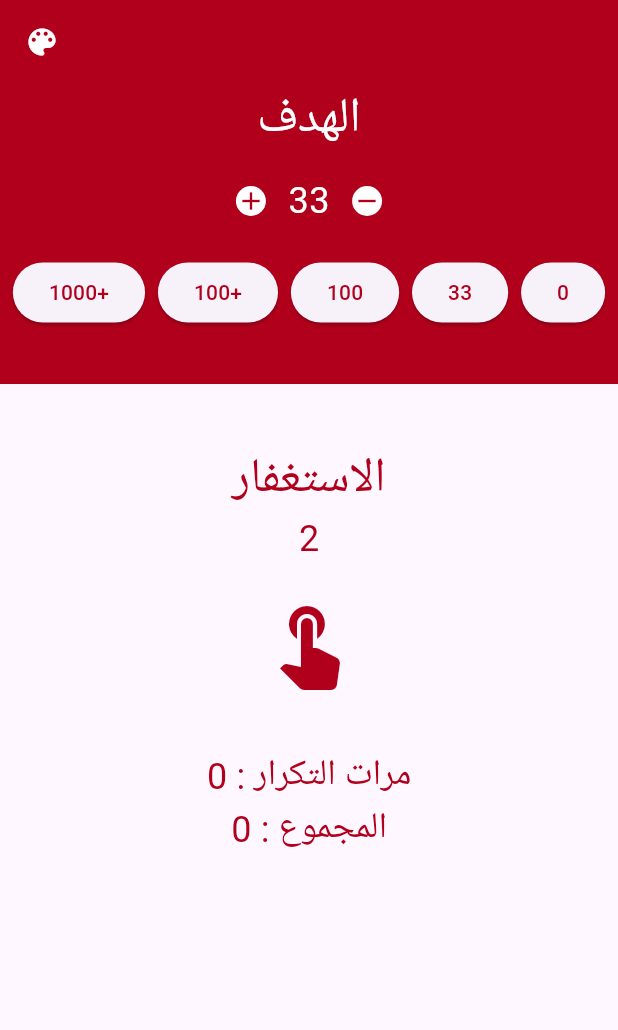
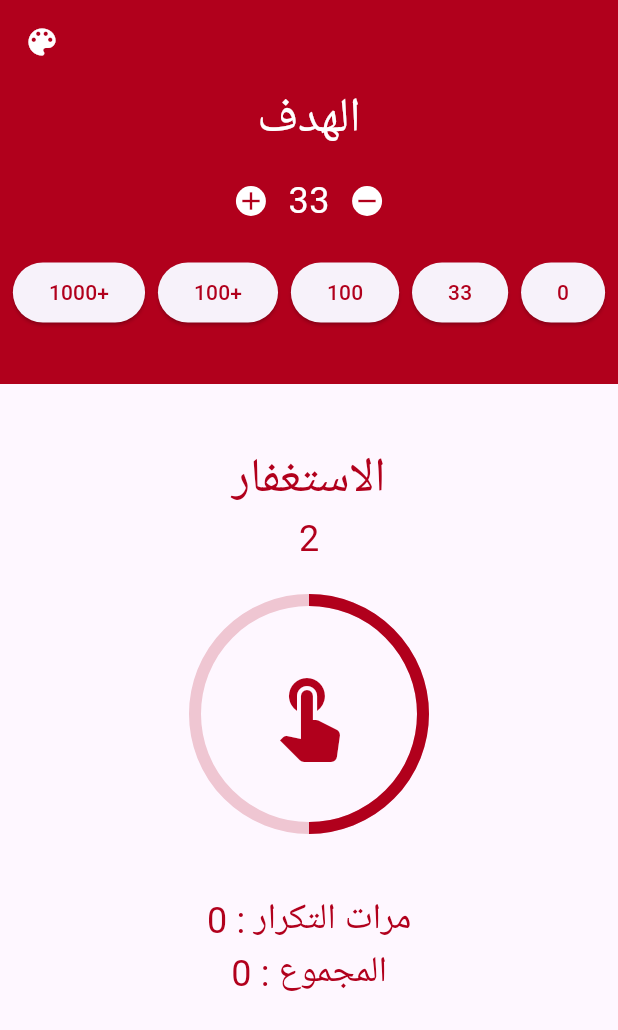
Before and after one commit to faisal-abdelnase/sub7a, a Flutter app: the screen it shows after launch, on a phone screen of 412 x 824 dp. Shown: the top 1030 px of the screen. Run offline on Flutter 3.47's test engine with Material 3 defaults, Android fonts, the phone set to English and light mode, and no system bars; drawn by our look-alikes of percent_indicator; our stand-ins replace audioplayers.

Commit message:
add custom circular percent indicator

```diff
--- a/lib/Features/count/presentation/view/widgets/count_page_body.dart
+++ b/lib/Features/count/presentation/view/widgets/count_page_body.dart
@@ -1,5 +1,7 @@
 import 'package:flutter/material.dart';
+import 'package:percent_indicator/circular_percent_indicator.dart';
 import 'package:sub7a/Features/count/presentation/view/widgets/contaner_for_score.dart';
+import 'package:sub7a/Features/count/presentation/view/widgets/custom_circular_percent_indicator.dart';
 import 'package:sub7a/core/utils/colors.dart';
 
 
@@ -9,6 +11,8 @@ class CountPageBody extends StatelessWidget {
   @override
   Widget build(BuildContext context) {
     return Column(
+      children: [
+        Column(
           children: [
             const ContanerForScore(),
 
@@ -23,23 +27,13 @@ class CountPageBody extends StatelessWidget {
               fontSize: 32
             ),),
 
-        Text("2",
-        style: TextStyle(
-          color: red,
-          fontSize: 24
-        ),),
 
 
-        const SizedBox(
-            height: 20,
-          ),
+
+              const CustomCircularPercentIndicator(),
 
 
-        Icon(
-          Icons.touch_app,
-          size: 64,
-          color: red,
-          ),
+
 
               const SizedBox(
                 height: 40,
@@ -58,6 +52,8 @@ class CountPageBody extends StatelessWidget {
                   ),),
 
           ],
+        ),
+      ],
     );
   }
 }
--- /dev/null
+++ b/lib/Features/count/presentation/view/widgets/custom_circular_percent_indicator.dart
@@ -0,0 +1,36 @@
+import 'package:flutter/material.dart';
+import 'package:percent_indicator/circular_percent_indicator.dart';
+import 'package:sub7a/core/utils/colors.dart';
+
+class CustomCircularPercentIndicator extends StatelessWidget {
+  const CustomCircularPercentIndicator({
+    super.key,
+  });
+
+  @override
+  Widget build(BuildContext context) {
+    return CircularPercentIndicator(
+      radius: 80,
+      percent: .5,
+      lineWidth: 8,
+      progressColor: red,
+      backgroundColor: red.withOpacity(0.2),
+      center: Icon(
+    Icons.touch_app,
+    size: 64,
+    color: red,
+    ),
+
+    header: Padding(
+      padding: const EdgeInsets.only(bottom: 20),
+      child: Text("2",
+              style: TextStyle(
+      color: red,
+      fontSize: 24
+              ),),
+    ),
+
+
+    );
+  }
+}
```
Lines whose indentation alone changed are shown as unchanged.
